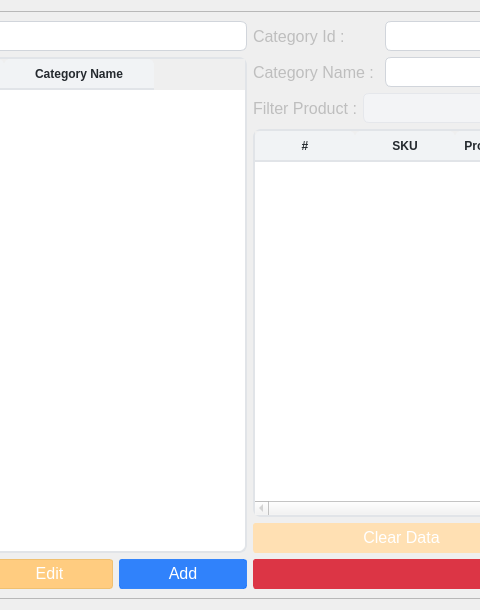
Before: the Qt Designer form ui/categories.ui in michael-halim/pos, drawn with Qt 5; both pictures show x 169 to 649 and y 0 to 610 of the 1043 by 610 pixel window.
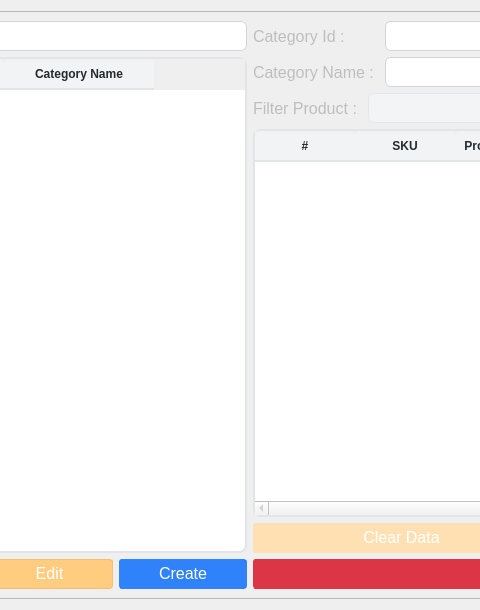
After: the same form once the commit is applied. Icons and pictures are not drawn.

```diff
--- a/ui/categories.ui
+++ b/ui/categories.ui
@@ -633,7 +633,7 @@
 }</string>
               </property>
               <property name="text">
-               <string>Add</string>
+               <string>Create</string>
               </property>
               <property name="icon">
                <iconset>
@@ -760,7 +760,7 @@
                  </font>
                 </property>
                 <property name="text">
-                 <string>Filter Product :</string>
+                 <string>Filter Product : </string>
                 </property>
                </widget>
               </item>
```
